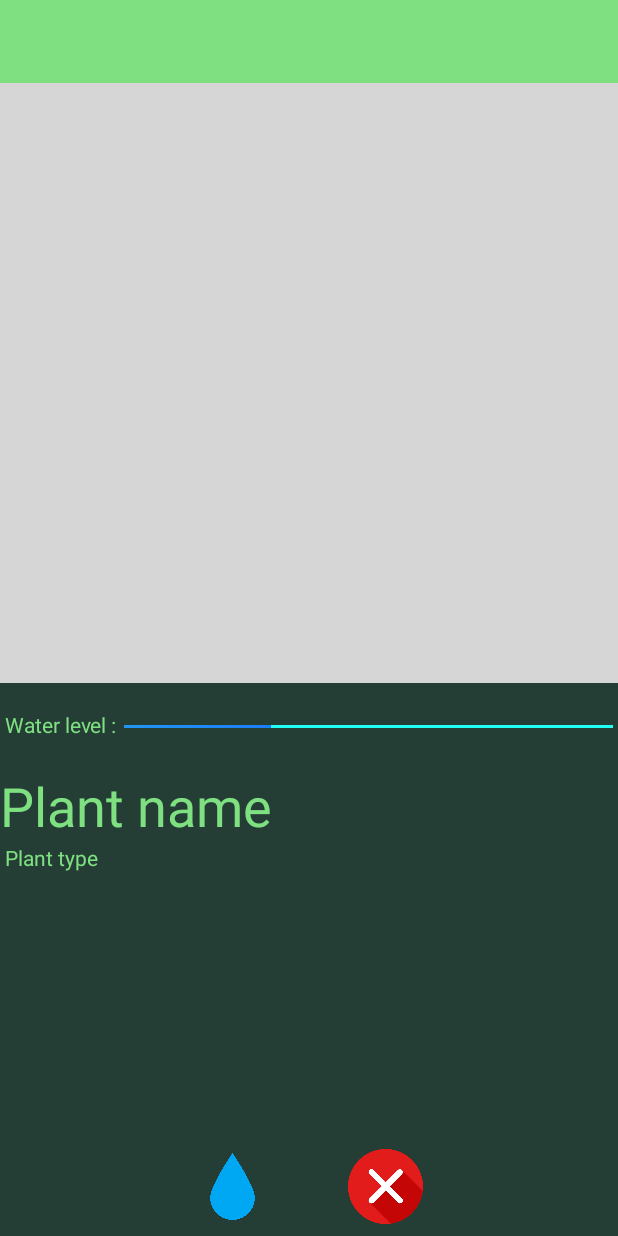
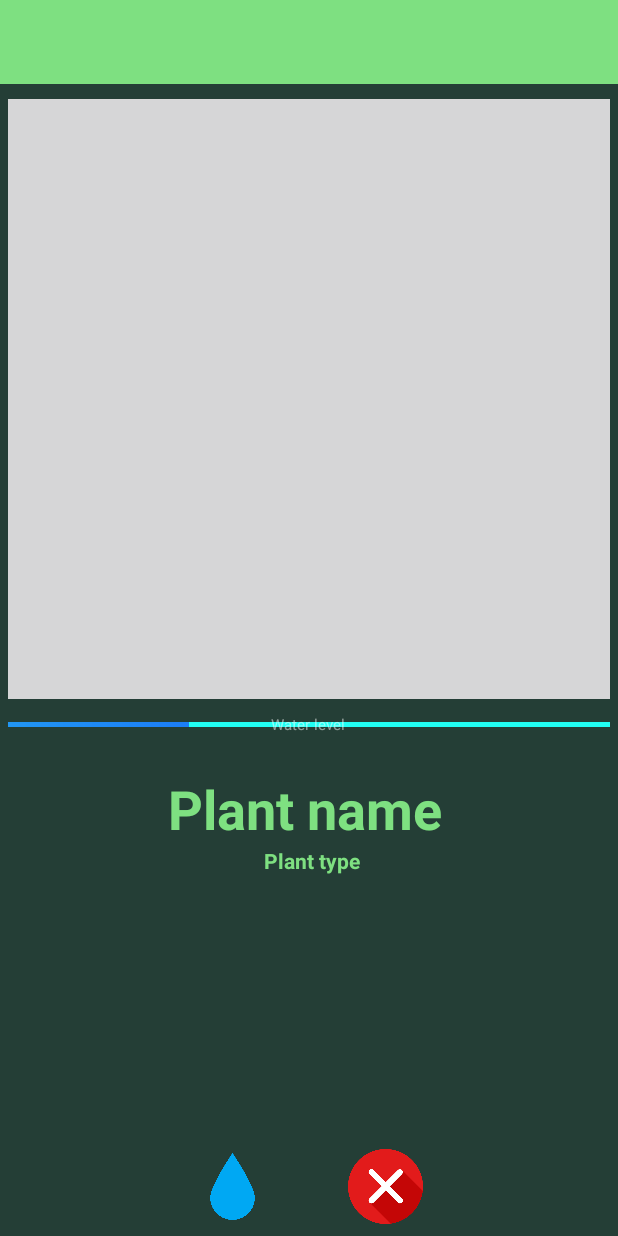
Before and after one commit to zeronid/DigitalGarden, an Android app: the layout activity_plant_info.xml on its own in the app's theme, with its tools: preview values and no code run, on a phone screen of 412 x 824 dp. Run offline under Robolectric (Android 15) with nearby library versions, the phone set to English and light mode, and no system bars.

Commit message:
1.redesigned the plantInfo activity

```diff
--- a/app/src/main/java/com/example/digitalgarden/activities/CreatePlantActivity.java
+++ b/app/src/main/java/com/example/digitalgarden/activities/CreatePlantActivity.java
@@ -62,8 +62,11 @@ public class CreatePlantActivity extends AppCompatActivity {
         }
         if(MainActivity.plantNames.contains(newPlantName.getText().toString())){
             Toast.makeText(this, "This name is already taken", Toast.LENGTH_SHORT).show();
-        } else {
-            Plant plant = new Plant(newPlantName.getText().toString(), newPlantType.getText().toString(), 35,plantPictureNumber);
+        }else if(newPlantName.getText().toString().equals("")){
+            Toast.makeText(this, "Please choose a name", Toast.LENGTH_SHORT).show();
+        }
+        else {
+            Plant plant = new Plant(newPlantName.getText().toString(), newPlantType.getText().toString(), 100,plantPictureNumber);
             MainActivity.plants.add(plant);
             MainActivity.plantNames.add(newPlantName.getText().toString());
             finish();
--- a/app/src/main/res/layout/activity_plant_info.xml
+++ b/app/src/main/res/layout/activity_plant_info.xml
@@ -4,8 +4,8 @@
     xmlns:tools="http://schemas.android.com/tools"
     android:layout_width="match_parent"
     android:layout_height="match_parent"
+    android:layout_gravity="center"
     android:background="@color/colorPrimaryDark"
-    android:layout_gravity="center"
     tools:context=".activities.PlantDisplayActivity">
 
     <androidx.appcompat.widget.Toolbar
@@ -13,33 +13,40 @@
         android:layout_width="match_parent"
         android:layout_height="?attr/actionBarSize"
         android:background="@color/colorPrimary"
-        app:titleTextColor="@color/brownContrast">
-    </androidx.appcompat.widget.Toolbar>
+        app:layout_constraintEnd_toEndOf="parent"
+        app:layout_constraintStart_toStartOf="parent"
+        app:layout_constraintTop_toTopOf="parent"
+        app:titleTextColor="@color/brownContrast"></androidx.appcompat.widget.Toolbar>
 
     <ImageView
         android:id="@+id/plantInfoPlantImageView"
         android:layout_width="0dp"
         android:layout_height="400dp"
-        android:layout_marginTop="55dp"
+        android:layout_margin="5dp"
+        android:layout_marginBottom="5dp"
         android:foreground="@drawable/gradient"
-        android:padding="1dp"
         android:scaleType="fitXY"
+        app:layout_constraintBottom_toTopOf="@+id/textView"
         app:layout_constraintEnd_toEndOf="parent"
         app:layout_constraintHorizontal_bias="0.0"
         app:layout_constraintStart_toStartOf="parent"
-        app:layout_constraintTop_toTopOf="parent"
+        app:layout_constraintTop_toBottomOf="@+id/toolBar"
         app:srcCompat="@drawable/plant" />
 
     <TextView
         android:id="@+id/plantNameTextView"
         android:layout_width="0dp"
         android:layout_height="46dp"
-        android:layout_marginTop="20dp"
+        android:layout_marginTop="30dp"
+        android:gravity="center"
         android:text="@string/plant_name"
         android:textColor="@color/colorPrimary"
         android:textSize="36sp"
+        android:textStyle="bold"
+        app:layout_constraintEnd_toEndOf="@id/waterLevelProgressBar"
+        app:layout_constraintHorizontal_bias="1.0"
         app:layout_constraintStart_toStartOf="parent"
-        app:layout_constraintTop_toBottomOf="@+id/textView" />
+        app:layout_constraintTop_toBottomOf="@+id/waterLevelProgressBar" />
 
     <TextView
         android:id="@+id/plantTypeTextView"
@@ -49,6 +56,9 @@
         android:layout_marginTop="3dp"
         android:text="@string/plant_type"
         android:textColor="@color/colorPrimary"
+        android:textStyle="bold"
+        app:layout_constraintEnd_toEndOf="parent"
+        app:layout_constraintHorizontal_bias="0.5"
         app:layout_constraintStart_toStartOf="parent"
         app:layout_constraintTop_toBottomOf="@+id/plantNameTextView" />
 
@@ -56,16 +66,17 @@
         android:id="@+id/waterLevelProgressBar"
         style="@android:style/Widget.Material.ProgressBar.Horizontal"
         android:layout_width="0dp"
-        android:layout_height="wrap_content"
-        android:layout_marginTop="28dp"
-        android:layout_marginEnd="3dp"
-        android:maxHeight="2dp"
+        android:layout_height="3dp"
+        android:layout_marginStart="5dp"
+        android:layout_marginTop="15dp"
+        android:layout_marginEnd="5dp"
+        android:maxHeight="20dp"
         android:minHeight="2dp"
         android:progress="30"
         android:progressDrawable="@drawable/progress_bar_background"
         app:layout_constraintEnd_toEndOf="parent"
-        app:layout_constraintStart_toEndOf="@+id/textView"
-        app:layout_constraintTop_toBottomOf="@+id/plantInfoPlantImageView" />
+        app:layout_constraintStart_toStartOf="parent"
+        app:layout_constraintTop_toBottomOf="@id/plantInfoPlantImageView" />
 
     <ImageView
         android:id="@+id/waterImageView"
@@ -93,17 +104,19 @@
 
     <TextView
         android:id="@+id/textView"
-        android:layout_width="76dp"
+        android:layout_width="0dp"
         android:layout_height="wrap_content"
-        android:layout_marginStart="3dp"
-        android:layout_marginTop="18dp"
-        android:layout_marginEnd="3dp"
-        android:text="Water level :"
+        android:alpha="0.5"
+        android:text="Water level "
         android:textAllCaps="false"
-        android:textColor="@color/colorPrimary"
+        android:textColor="@android:color/background_light"
         android:textIsSelectable="false"
-        app:layout_constraintEnd_toStartOf="@+id/waterLevelProgressBar"
-        app:layout_constraintStart_toStartOf="parent"
-        app:layout_constraintTop_toBottomOf="@+id/plantInfoPlantImageView" />
+        android:textSize="10sp"
+        android:gravity="center"
+        app:layout_constraintBottom_toTopOf="@+id/waterLevelProgressBar"
+        app:layout_constraintEnd_toEndOf="@id/waterLevelProgressBar"
+        app:layout_constraintHorizontal_bias="0.5"
+        app:layout_constraintStart_toStartOf="@id/waterLevelProgressBar"
+        app:layout_constraintTop_toBottomOf="@id/waterLevelProgressBar" />
 
 </androidx.constraintlayout.widget.ConstraintLayout>
--- a/app/src/main/res/layout/activity_splash.xml
+++ b/app/src/main/res/layout/activity_splash.xml
@@ -5,7 +5,8 @@
     android:layout_width="match_parent"
     android:layout_height="match_parent"
     android:background="@drawable/splash_bg"
-    tools:context=".activities.SplashActivity">
+    tools:context=".activities.SplashActivity"
+    android:orientation="vertical">
 
     <TextView
         android:id="@+id/appName"
--- a/app/src/main/res/layout/view_plant.xml
+++ b/app/src/main/res/layout/view_plant.xml
@@ -4,7 +4,7 @@
     android:id="@+id/relativelayout"
     android:layout_width="match_parent"
     android:layout_height="250dp"
-    android:background="@color/brownContrast"
+    android:background="@color/colorPrimaryDark"
     android:padding="1dp">
 
 
@@ -14,7 +14,9 @@
         android:layout_height="match_parent"
         android:contentDescription="Plant_Image"
         android:scaleType="fitXY"
-        android:foreground="@drawable/gradient"/>
+        android:foreground="@drawable/gradient"
+        android:layout_margin="1dp"
+        android:padding="1dp"/>
 
 
     <TextView
@@ -28,6 +30,7 @@
         android:layout_margin="1dp"
         android:gravity="bottom"
         android:text="Type"
+        android:textStyle="bold"
         android:textColor="#FFFFFF"
         />
     <TextView
@@ -42,6 +45,7 @@
         android:textSize="20sp"
         android:gravity="bottom"
         android:text="Name"
+        android:textStyle="bold"
         android:textColor="#FFFFFF"
         />
 
```
